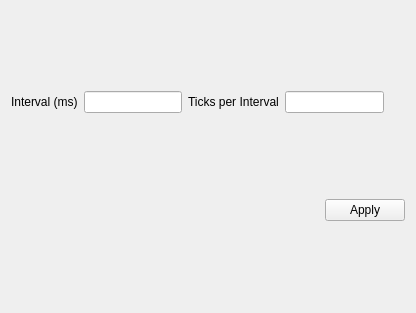
First picture: the form in ui/dcmotorwidget.ui, repository Paise/uart_board, before the edit.
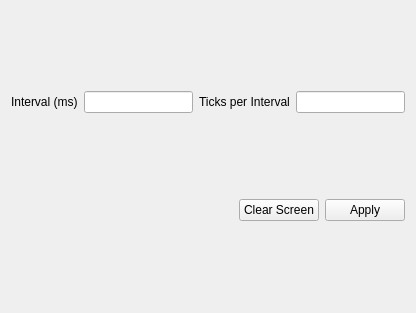
Second picture: the form after the edit.

Commit message: recieved curve holding and clear button

Diff of the .ui file:
```diff
--- a/ui/dcmotorwidget.ui
+++ b/ui/dcmotorwidget.ui
@@ -15,8 +15,6 @@
   </property>
   <layout class="QVBoxLayout" name="mainLayout">
    <item>
-    <layout class="QHBoxLayout" name="horizontalLayout">
-     <item>
       <layout class="QGridLayout" name="gridLayout">
        <item row="0" column="2">
         <widget class="QLabel" name="ticksLabel">
@@ -41,21 +39,6 @@
       </layout>
      </item>
      <item>
-      <spacer name="horizontalSpacer_2">
-       <property name="orientation">
-        <enum>Qt::Horizontal</enum>
-       </property>
-       <property name="sizeHint" stdset="0">
-        <size>
-         <width>40</width>
-         <height>20</height>
-        </size>
-       </property>
-      </spacer>
-     </item>
-    </layout>
-   </item>
-   <item>
     <layout class="QHBoxLayout" name="horizontalLayout_2">
      <item>
       <widget class="QLabel" name="warningsLabel">
@@ -77,6 +60,13 @@
        </property>
       </spacer>
      </item>
+     <item>
+      <widget class="QPushButton" name="clearButton">
+       <property name="text">
+        <string>Clear Screen</string>
+       </property>
+      </widget>
+     </item>
      <item>
       <widget class="QPushButton" name="applyButton">
        <property name="text">
```
Lines whose indentation alone changed are shown as unchanged. The commit also changes 1 other file.
